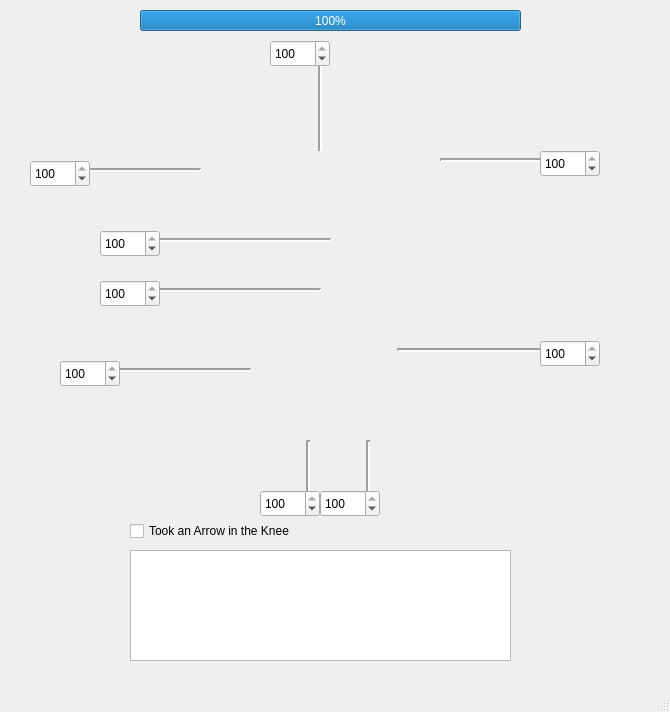
Before: the Qt Designer form bodyDamage.ui in bison--/bodyDamage, drawn with Qt 5.
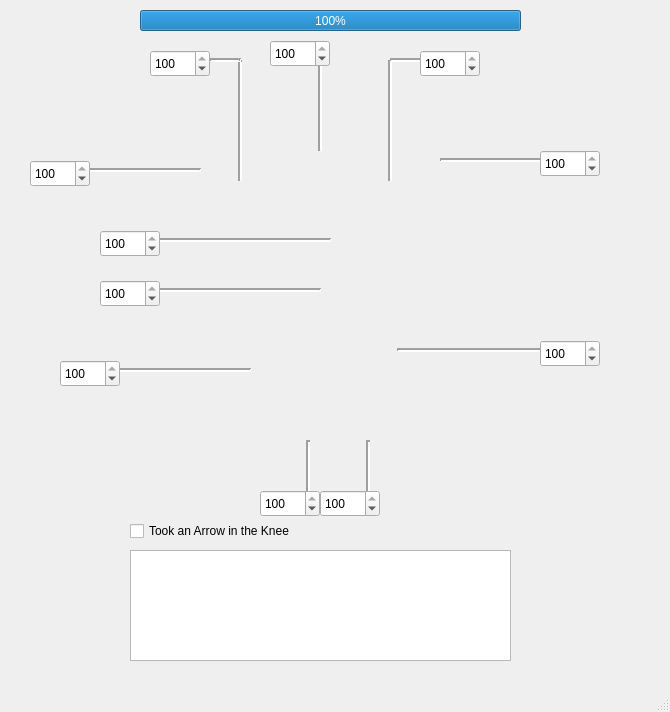
After: the same form once the commit is applied. Icons and pictures are not drawn.

Commit message: forget arms, everybody loves arms, added arms

Diff of the .ui file:
```diff
--- a/bodyDamage.ui
+++ b/bodyDamage.ui
@@ -10,6 +10,12 @@
     <height>712</height>
    </rect>
   </property>
+  <property name="minimumSize">
+   <size>
+    <width>670</width>
+    <height>712</height>
+   </size>
+  </property>
   <property name="maximumSize">
    <size>
     <width>670</width>
@@ -366,7 +372,7 @@
      <rect>
       <x>130</x>
       <y>520</y>
-      <width>271</width>
+      <width>211</width>
       <height>22</height>
      </rect>
     </property>
@@ -387,6 +393,108 @@
      <number>100</number>
     </property>
    </widget>
+   <widget class="Line" name="line_10">
+    <property name="geometry">
+     <rect>
+      <x>230</x>
+      <y>60</y>
+      <width>20</width>
+      <height>121</height>
+     </rect>
+    </property>
+    <property name="lineWidth">
+     <number>2</number>
+    </property>
+    <property name="orientation">
+     <enum>Qt::Vertical</enum>
+    </property>
+   </widget>
+   <widget class="Line" name="line_11">
+    <property name="geometry">
+     <rect>
+      <x>380</x>
+      <y>60</y>
+      <width>20</width>
+      <height>121</height>
+     </rect>
+    </property>
+    <property name="lineWidth">
+     <number>2</number>
+    </property>
+    <property name="orientation">
+     <enum>Qt::Vertical</enum>
+    </property>
+   </widget>
+   <widget class="Line" name="line_12">
+    <property name="geometry">
+     <rect>
+      <x>210</x>
+      <y>50</y>
+      <width>31</width>
+      <height>21</height>
+     </rect>
+    </property>
+    <property name="lineWidth">
+     <number>2</number>
+    </property>
+    <property name="orientation">
+     <enum>Qt::Horizontal</enum>
+    </property>
+   </widget>
+   <widget class="Line" name="line_13">
+    <property name="geometry">
+     <rect>
+      <x>390</x>
+      <y>50</y>
+      <width>31</width>
+      <height>21</height>
+     </rect>
+    </property>
+    <property name="lineWidth">
+     <number>2</number>
+    </property>
+    <property name="orientation">
+     <enum>Qt::Horizontal</enum>
+    </property>
+   </widget>
+   <widget class="QSpinBox" name="nutRarm">
+    <property name="geometry">
+     <rect>
+      <x>150</x>
+      <y>50</y>
+      <width>60</width>
+      <height>27</height>
+     </rect>
+    </property>
+    <property name="maximum">
+     <number>100</number>
+    </property>
+    <property name="singleStep">
+     <number>5</number>
+    </property>
+    <property name="value">
+     <number>100</number>
+    </property>
+   </widget>
+   <widget class="QSpinBox" name="nutLarm">
+    <property name="geometry">
+     <rect>
+      <x>420</x>
+      <y>50</y>
+      <width>60</width>
+      <height>27</height>
+     </rect>
+    </property>
+    <property name="maximum">
+     <number>100</number>
+    </property>
+    <property name="singleStep">
+     <number>5</number>
+    </property>
+    <property name="value">
+     <number>100</number>
+    </property>
+   </widget>
    <zorder>label</zorder>
    <zorder>txtReport</zorder>
    <zorder>chkArrow</zorder>
```
Left out of the diff: 6 changed lines with no effect on the pictures. The commit also changes 1 other file.
